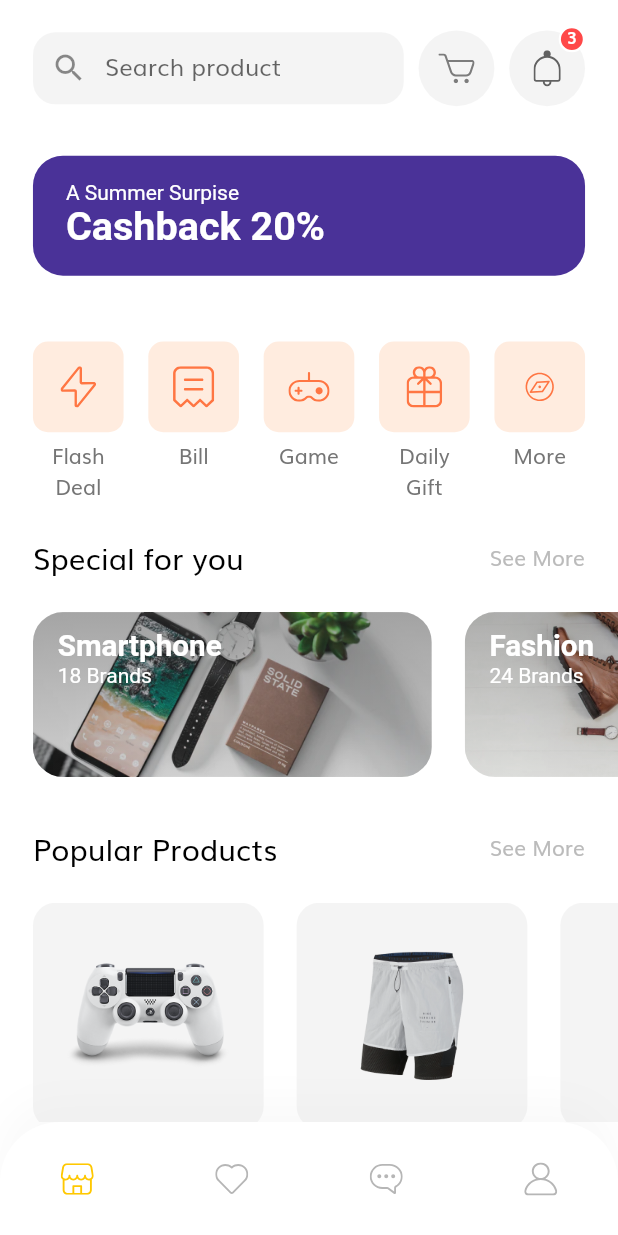
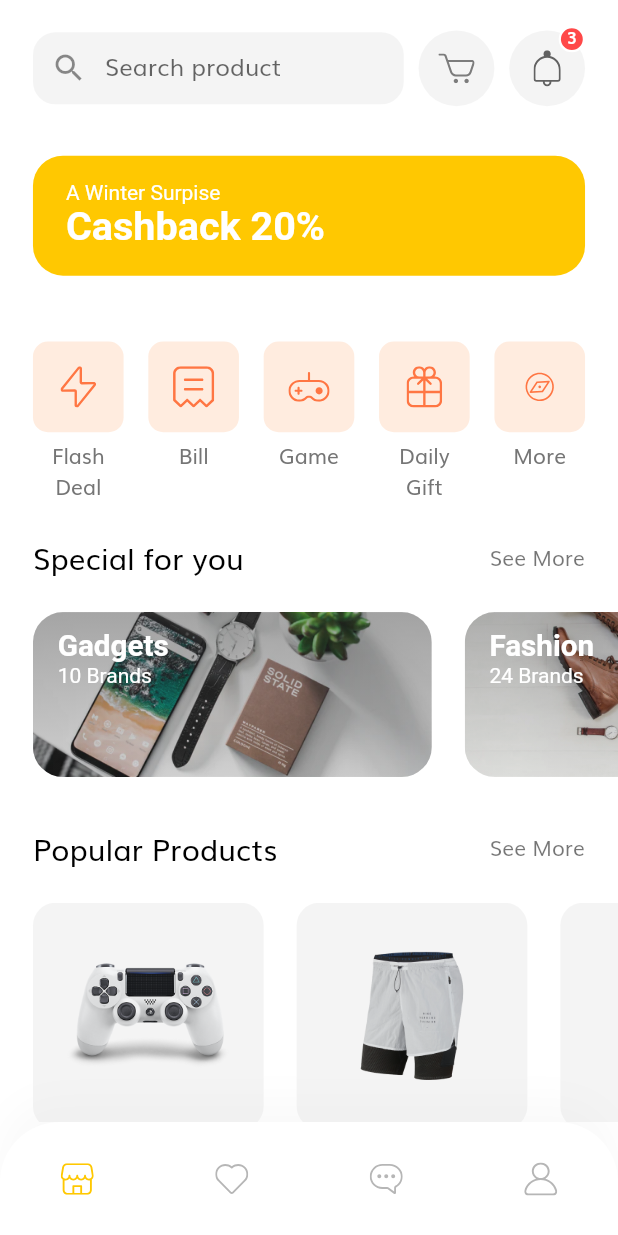
Before and after one commit to JayM2510/ShopUIfy, a Flutter app: the HomeScreen screen opened by its route, on a phone screen of 412 x 824 dp. Run offline on Flutter 3.47's test engine with Material 2 defaults, Android fonts, the light colour scheme and no system bars; our stand-ins replace flutter_svg.

Commit message:
UI changes

```diff
--- a/lib/screens/home/components/discount_banner.dart
+++ b/lib/screens/home/components/discount_banner.dart
@@ -18,14 +18,14 @@ class DiscountBanner extends StatelessWidget {
         vertical: getProportionateScreenWidth(15),
       ),
       decoration: BoxDecoration(
-        color: Color(0xFF4A3298),
+        color: Color.fromARGB(255, 255, 200, 1),
         borderRadius: BorderRadius.circular(20),
       ),
       child: Text.rich(
         TextSpan(
           style: TextStyle(color: Colors.white),
           children: [
-            TextSpan(text: "A Summer Surpise\n"),
+            TextSpan(text: "A Winter Surpise\n"),
             TextSpan(
               text: "Cashback 20%",
               style: TextStyle(
--- a/lib/screens/home/components/section_title.dart
+++ b/lib/screens/home/components/section_title.dart
@@ -28,7 +28,7 @@ class SectionTitle extends StatelessWidget {
           onTap: press,
           child: Text(
             "See More",
-            style: TextStyle(color: Color(0xFFBBBBBB)),
+            style: TextStyle(color: Colors.black54),
           ),
         ),
       ],
--- a/lib/screens/home/components/special_offers.dart
+++ b/lib/screens/home/components/special_offers.dart
@@ -27,8 +27,8 @@ class SpecialOffers extends StatelessWidget {
             children: [
               SpecialOfferCard(
                 image: "assets/images/Image Banner 2.png",
-                category: "Smartphone",
-                numOfBrands: 18,
+                category: "Gadgets",
+                numOfBrands: 10,
                 press: () {},
               ),
               SpecialOfferCard(
```
